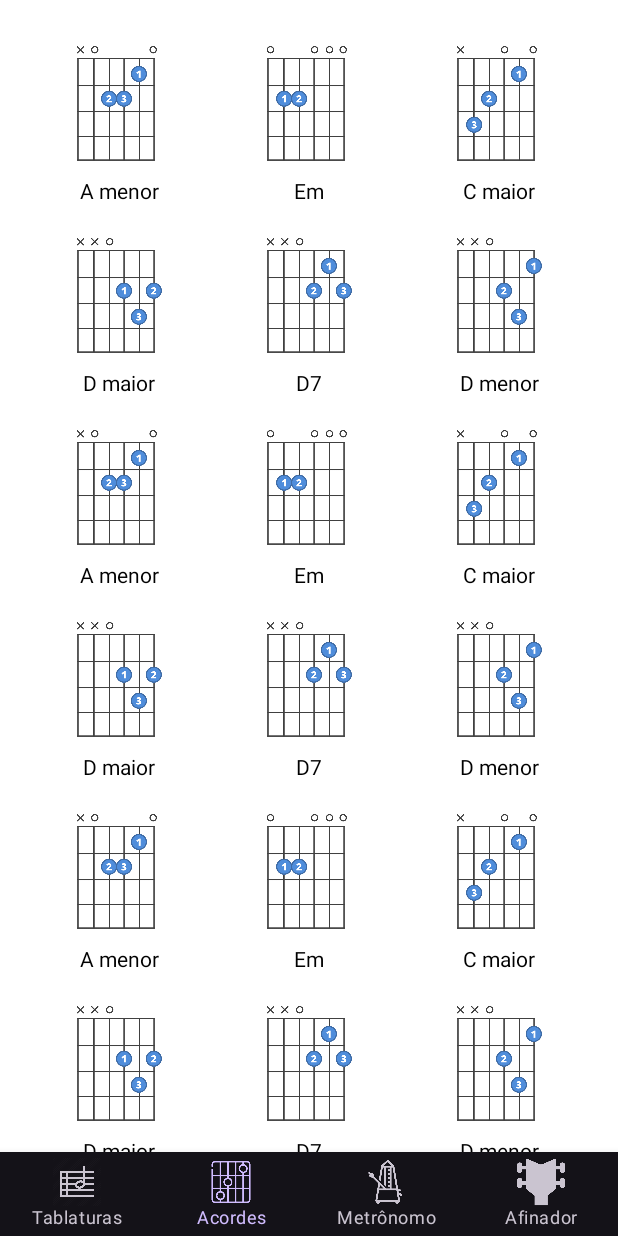
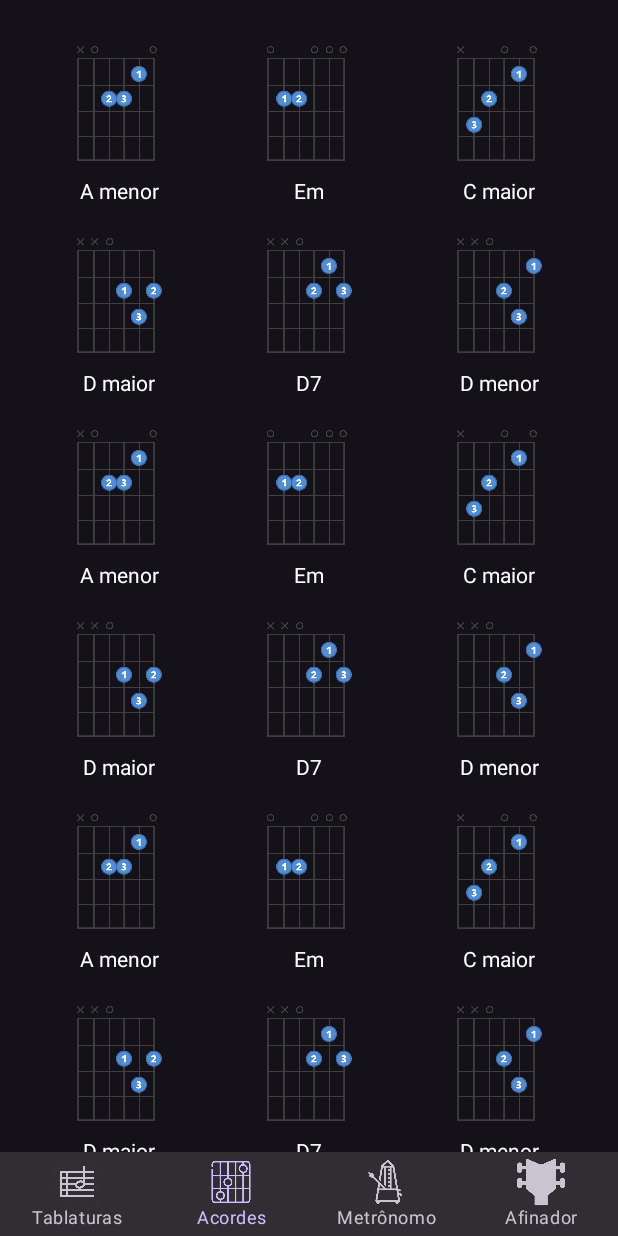
Before and after one commit to lefranc20/ViolaoSuite, an Android app built with Jetpack Compose: the screen it shows after launch (MainActivity), item 2 of the bottom bar chosen, on a phone screen of 412 x 824 dp. Run offline under Robolectric (Android 15) with nearby library versions, the phone set to English and light mode, and no system bars; our stand-ins replace Room's generated code.

Commit message:
Tema escuro adicionado. Ref #8

```diff
--- a/app/src/main/java/com/leofranc/violao_suite/MainActivity.kt
+++ b/app/src/main/java/com/leofranc/violao_suite/MainActivity.kt
@@ -4,37 +4,25 @@ import android.os.Bundle
 import android.util.Log
 import androidx.activity.ComponentActivity
 import androidx.activity.compose.setContent
-import androidx.compose.runtime.*
-import androidx.compose.ui.unit.dp
-import androidx.navigation.compose.*
-import androidx.compose.foundation.Image
-import androidx.compose.foundation.layout.*
-import androidx.compose.material.BottomNavigation
-import androidx.compose.material.BottomNavigationItem
-import androidx.compose.material.FabPosition
-import androidx.compose.material.FloatingActionButton
-import androidx.compose.material.Icon
-import androidx.compose.material.MaterialTheme
-import androidx.compose.material.Scaffold
-import androidx.compose.material.Text
-import androidx.compose.material.icons.Icons
-import androidx.compose.material.icons.filled.Add
+import androidx.compose.foundation.layout.padding
+import androidx.compose.foundation.layout.size
+import androidx.compose.material.*
 import androidx.compose.runtime.*
 import androidx.compose.ui.Modifier
 import androidx.compose.ui.graphics.Color
 import androidx.compose.ui.platform.LocalContext
 import androidx.compose.ui.res.painterResource
 import androidx.compose.ui.unit.dp
-import androidx.compose.ui.unit.sp
 import androidx.navigation.NavHostController
 import androidx.navigation.compose.*
-
-
-// Importando telas do projeto
 import com.leofranc.violao_suite.features.acordes.TelaAcordes
 import com.leofranc.violao_suite.features.metronomo.TelaMetronomo
 import com.leofranc.violao_suite.features.afinador.TelaAfinador
 import com.leofranc.violao_suite.features.tablaturas.TelaTablaturas
+import com.leofranc.violao_suite.ui.theme.ViolaoSuiteTheme
+import com.leofranc.violao_suite.ui.theme.CorAbaSelecionada
+import com.leofranc.violao_suite.ui.theme.CorAbaNaoSelecionada
+import com.leofranc.violao_suite.ui.theme.CorFundo
 
 class MainActivity : ComponentActivity() {
     override fun onCreate(savedInstanceState: Bundle?) {
@@ -48,11 +36,13 @@ class MainActivity : ComponentActivity() {
 
 @Composable
 fun MainApp() {
-    val navController = rememberNavController()
-    Scaffold(
-        bottomBar = { BottomNavigationBar(navController) }
-    ) { paddingValues ->
-        NavigationHost(navController, Modifier.padding(paddingValues))
+    ViolaoSuiteTheme {  // Aplica o tema customizado
+        val navController = rememberNavController()
+        Scaffold(
+            bottomBar = { BottomNavigationBar(navController) }
+        ) { paddingValues ->
+            NavigationHost(navController, Modifier.padding(paddingValues))
+        }
     }
 }
 
@@ -72,7 +62,7 @@ fun BottomNavigationBar(navController: NavHostController) {
     )
 
     BottomNavigation(
-        backgroundColor = Color(0xFF141218),
+        backgroundColor = CorFundo,
         contentColor = Color.White
     ) {
         val currentRoute = currentRoute(navController)
@@ -88,8 +78,8 @@ fun BottomNavigationBar(navController: NavHostController) {
                 },
                 label = { Text(text = item.label) },
                 selected = currentRoute == item.route,
-                selectedContentColor = Color(0xFFD0BCFE),
-                unselectedContentColor = Color(0xFFCAC4D0),
+                selectedContentColor = CorAbaSelecionada,
+                unselectedContentColor = CorAbaNaoSelecionada,
                 onClick = {
                     if (currentRoute != item.route) {
                         navController.navigate(item.route) {
@@ -114,6 +104,5 @@ fun NavigationHost(navController: NavHostController, modifier: Modifier = Modifi
     }
 }
 
-
 // Dados para os itens de navegação
 data class BottomNavItem(val route: String, val icon: Int, val label: String)
--- a/app/src/main/java/com/leofranc/violao_suite/features/acordes/TelaAcordes.kt
+++ b/app/src/main/java/com/leofranc/violao_suite/features/acordes/TelaAcordes.kt
@@ -70,7 +70,7 @@ fun TelaAcordes(navController: NavHostController) {
                     contentDescription = acorde.nome,
                     modifier = Modifier.size(96.dp)
                 )
-                Text(text = acorde.nome, fontSize = 14.sp)
+                Text(text = acorde.nome, fontSize = 14.sp, color= Color.White)
             }
         }
     }
--- a/app/src/main/java/com/leofranc/violao_suite/features/afinador/TelaAfinador.kt
+++ b/app/src/main/java/com/leofranc/violao_suite/features/afinador/TelaAfinador.kt
@@ -10,6 +10,7 @@ import androidx.activity.result.contract.ActivityResultContracts
 import androidx.compose.foundation.layout.Column
 import androidx.compose.runtime.*
 import androidx.compose.material3.*
+import androidx.compose.ui.graphics.Color
 import androidx.compose.ui.platform.LocalContext
 import androidx.core.content.ContextCompat
 import kotlinx.coroutines.delay
@@ -52,10 +53,10 @@ fun TelaAfinador() {
     }
 
     Column {
-        Text(text = "Frequência Detectada: $detectedFrequency Hz")
-        Text(text = "Nota mais próxima: $closestNote")
+        Text(text = "Frequência Detectada: $detectedFrequency Hz", color=Color.White)
+        Text(text = "Nota mais próxima: $closestNote", color= Color.White)
         if (!permissionGranted) {
-            Text(text = "Aguardando permissão para acessar o microfone...")
+            Text(text = "Aguardando permissão para acessar o microfone...", color= Color.White)
         }
     }
 }
--- /dev/null
+++ b/app/src/main/java/com/leofranc/violao_suite/ui/theme/Color.kt
@@ -0,0 +1,7 @@
+package com.leofranc.violao_suite.ui.theme
+
+import androidx.compose.ui.graphics.Color
+
+val CorFundo = Color(0xFF141218)
+val CorAbaSelecionada = Color(0xFFD0BCFE)
+val CorAbaNaoSelecionada = Color(0xFFCAC4D0)
--- /dev/null
+++ b/app/src/main/java/com/leofranc/violao_suite/ui/theme/Theme.kt
@@ -0,0 +1,30 @@
+// ui/theme/Theme.kt
+package com.leofranc.violao_suite.ui.theme
+
+import androidx.compose.foundation.isSystemInDarkTheme
+import androidx.compose.material.*
+import androidx.compose.material.MaterialTheme.shapes
+import androidx.compose.material.MaterialTheme.typography
+import androidx.compose.runtime.Composable
+import androidx.compose.ui.graphics.Color
+
+private val DarkColorPalette = darkColors(
+    primary = CorAbaSelecionada,
+    onPrimary = Color.White,
+    background = CorFundo,
+    surface = CorFundo,
+    onBackground = Color.White,
+    onSurface = Color.White,
+)
+
+@Composable
+fun ViolaoSuiteTheme(content: @Composable () -> Unit) {
+    val colors = DarkColorPalette // Apenas tema escuro configurado
+
+    MaterialTheme(
+        colors = colors,
+        typography = typography,
+        shapes = shapes,
+        content = content
+    )
+}
```
